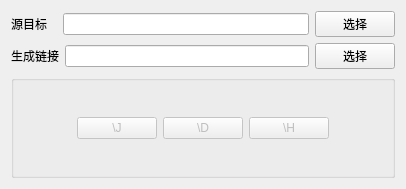
First picture: the form in mainwindow.ui, repository abc2015cyg/mklinkUI, before the edit.
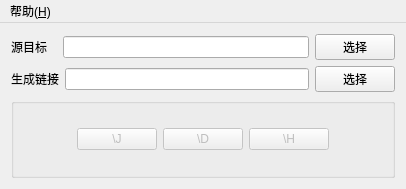
Second picture: the form after the edit. Custom widgets are drawn as their Qt base class.

What changed in the file:
```diff
--- a/mainwindow.ui
+++ b/mainwindow.ui
@@ -153,6 +153,14 @@
      <height>21</height>
     </rect>
    </property>
+   <widget class="QMenu" name="menu">
+    <property name="title">
+     <string>帮助(&amp;H)</string>
+    </property>
+    <addaction name="actionAbout"/>
+    <addaction name="actionAboutQt"/>
+   </widget>
+   <addaction name="menu"/>
   </widget>
  </widget>
  <layoutdefault spacing="6" margin="11"/>
```
Left out of the diff: 12 changed lines with no effect on the pictures.
